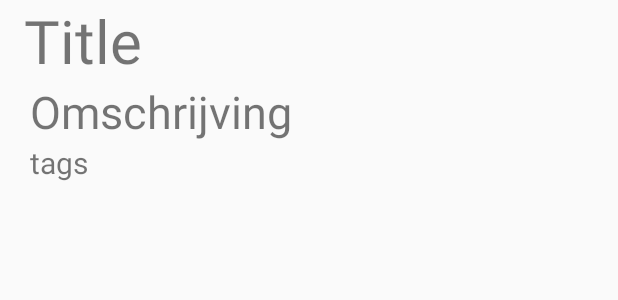
After one commit to Trewep/Portfolio, an Android app: the layout activity_detail.xml on its own in the app's theme, with its tools: preview values and no code run, on a phone screen of 412 x 824 dp. The commit adds this screen. Shown: the top 300 px of the screen. Run offline under Robolectric (Android 15) with nearby library versions, the phone set to English and light mode, and no system bars; network calls fail.

```diff
--- a/app/build.gradle
+++ b/app/build.gradle
@@ -32,6 +32,4 @@ dependencies {
     androidTestImplementation 'androidx.test.espresso:espresso-core:3.3.0'
     implementation "androidx.recyclerview:recyclerview:1.1.0"
     implementation 'com.android.volley:volley:1.1.1'
-    implementation 'com.squareup.picasso:picasso:2.5.2'
-
 }
--- a/app/src/main/AndroidManifest.xml
+++ b/app/src/main/AndroidManifest.xml
@@ -1,7 +1,9 @@
 <?xml version="1.0" encoding="utf-8"?>
 <manifest xmlns:android="http://schemas.android.com/apk/res/android"
     package="be.trewep.portfolio">
-<uses-permission android:name="android.permission.INTERNET"/>
+
+    <uses-permission android:name="android.permission.INTERNET" />
+
     <application
         android:allowBackup="true"
         android:icon="@mipmap/ic_launcher"
@@ -9,6 +11,7 @@
         android:roundIcon="@mipmap/ic_launcher_round"
         android:supportsRtl="true"
         android:theme="@style/AppTheme">
+        <activity android:name=".DetailActivity"></activity>
         <activity android:name=".MainActivity">
             <intent-filter>
                 <action android:name="android.intent.action.MAIN" />
--- /dev/null
+++ b/app/src/main/res/layout/activity_detail.xml
@@ -0,0 +1,34 @@
+<?xml version="1.0" encoding="utf-8"?>
+<LinearLayout
+    xmlns:android="http://schemas.android.com/apk/res/android"
+    xmlns:app="http://schemas.android.com/apk/res-auto"
+    xmlns:tools="http://schemas.android.com/tools"
+    android:layout_width="match_parent"
+    android:layout_height="match_parent"
+    android:orientation="vertical"
+    tools:context=".DetailActivity">
+
+    <TextView
+        android:id="@+id/text_view_title_detail"
+        android:layout_width="wrap_content"
+        android:layout_height="wrap_content"
+        android:text="Title"
+        android:textSize="40dp"
+        android:layout_marginStart="16dp" />
+
+    <TextView
+        android:id="@+id/text_view_Omschrijving_detail"
+        android:layout_width="wrap_content"
+        android:layout_height="wrap_content"
+        android:text="Omschrijving"
+        android:textSize="30dp"
+        android:layout_marginStart="20dp" />
+
+    <TextView
+        android:id="@+id/text_view_tag_detail"
+        android:layout_width="wrap_content"
+        android:layout_height="wrap_content"
+        android:text="tags"
+        android:textSize="20dp"
+        android:layout_marginStart="20dp" />
+</LinearLayout>
```
Also changed, not shown: app/src/main/java/be/trewep/portfolio/DetailActivity.java (added, +38 -0 lines), app/src/main/java/be/trewep/portfolio/MainActivity.java (+23 -46 lines), app/src/main/java/be/trewep/portfolio/portfolioAdapter.java (+34 -5 lines), app/src/main/java/be/trewep/portfolio/portfolioItem.java (+18 -1 lines).
